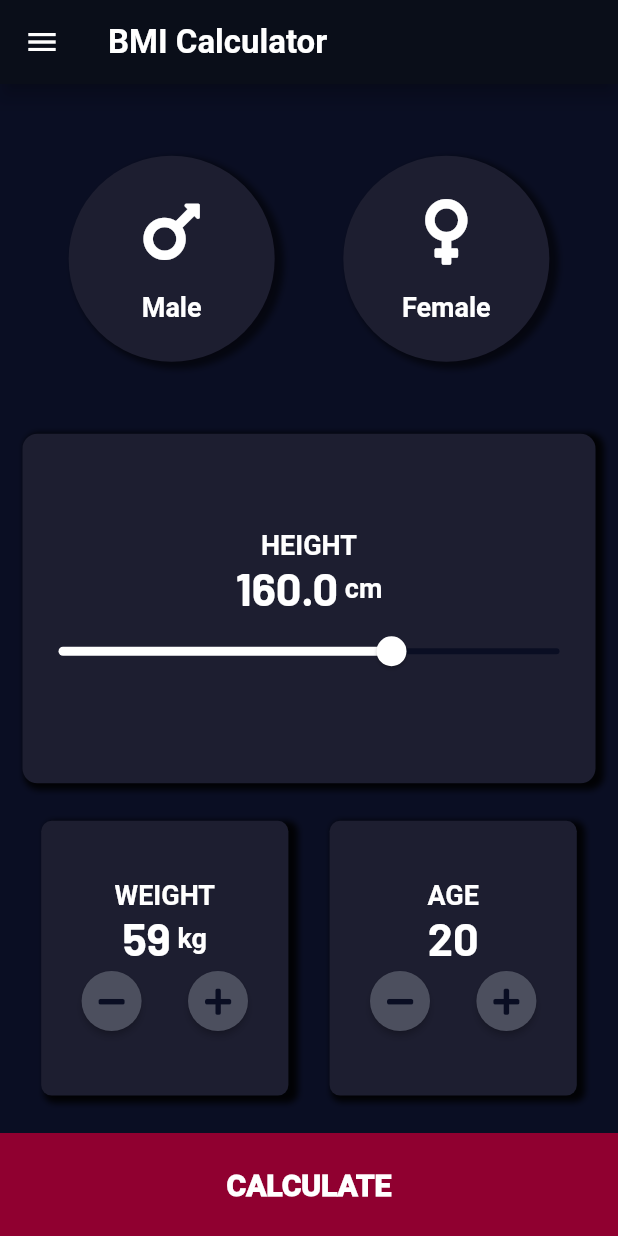
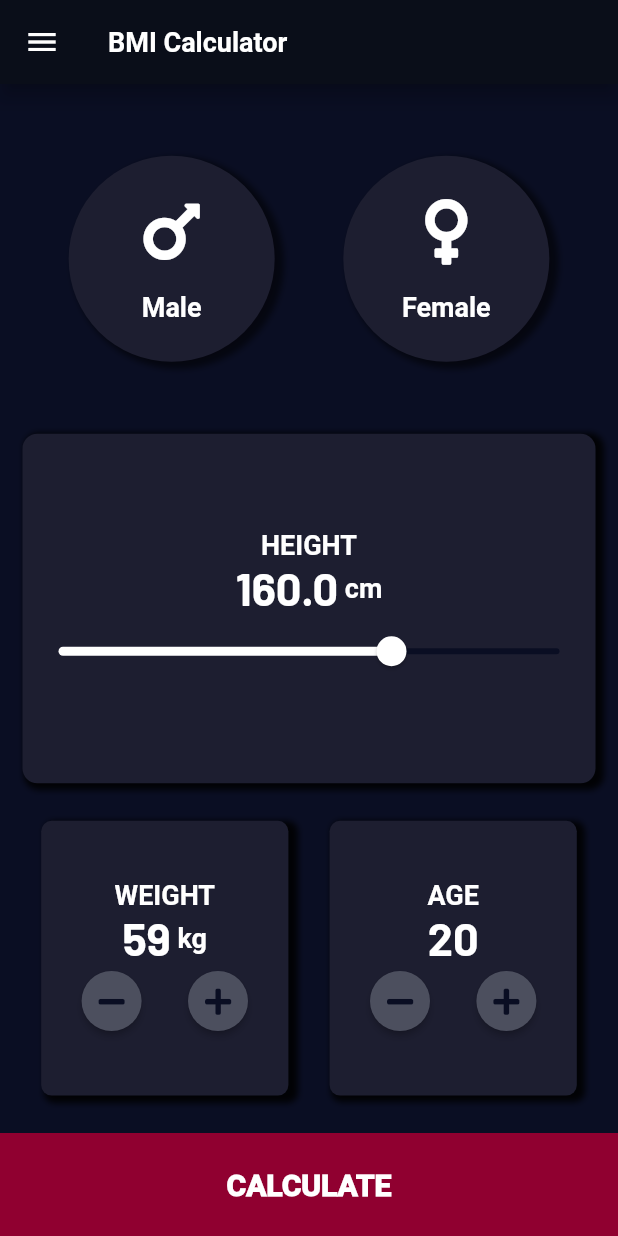
Before and after one commit to pouria-z/BMI, a Flutter app: the screen it shows after launch, after a tap on an icon or button, on a phone screen of 412 x 824 dp. Run offline on Flutter 3.47's test engine with Material 2 defaults, Android fonts, the phone set to English and light mode, and no system bars; our stand-ins replace font_awesome_flutter; Roboto replaces fonts that are missing (Martel).

Commit message:
appBar textStyle

```diff
--- a/lib/HomePage.dart
+++ b/lib/HomePage.dart
@@ -52,9 +52,7 @@ class _HomePageState extends State<HomePage> {
       appBar: AppBar(
         title: Text(
             "BMI Calculator",
-            style: TextStyle(
-              fontSize: 22,
-            ),
+            style: myTextStyle
         ),
         elevation: 5,
         shadowColor: Colors.black,
```
